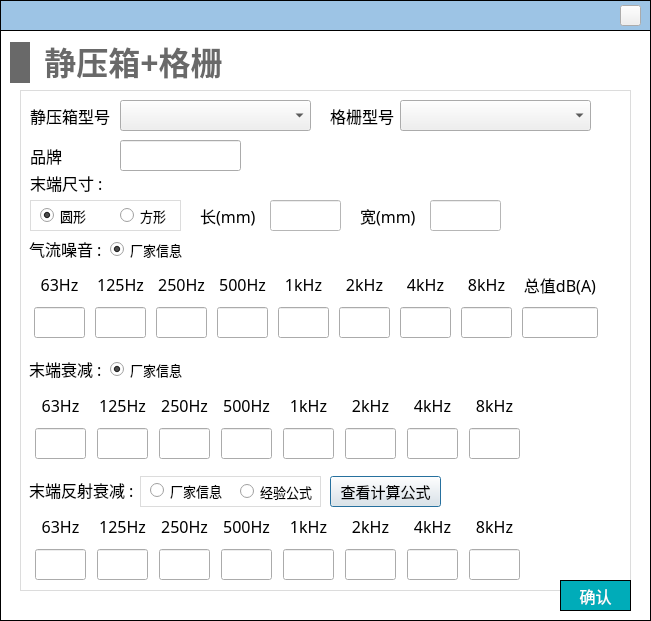
Old version of the form NoiseCalSoft/inputDialog/dialog_staticBox_grille.ui in the repository haobana/NoiCal.
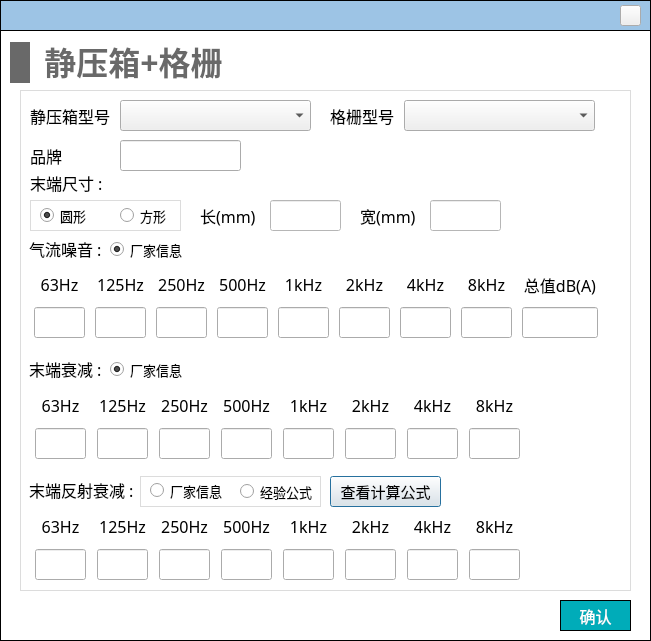
New version of the form. Icons and pictures are not drawn.

What changed in the file:
```diff
--- a/NoiseCalSoft/inputDialog/dialog_staticBox_grille.ui
+++ b/NoiseCalSoft/inputDialog/dialog_staticBox_grille.ui
@@ -7,7 +7,7 @@
     <x>0</x>
     <y>0</y>
     <width>651</width>
-    <height>621</height>
+    <height>641</height>
    </rect>
   </property>
   <property name="windowTitle">
@@ -37,7 +37,7 @@
      <x>0</x>
      <y>30</y>
      <width>651</width>
-     <height>591</height>
+     <height>611</height>
     </rect>
    </property>
    <property name="styleSheet">
@@ -2090,7 +2090,7 @@
     <widget class="QComboBox" name="comboBox_model_2">
      <property name="geometry">
       <rect>
-       <x>380</x>
+       <x>384</x>
        <y>10</y>
        <width>191</width>
        <height>31</height>
@@ -2105,7 +2105,7 @@
     <property name="geometry">
      <rect>
       <x>560</x>
-      <y>550</y>
+      <y>570</y>
       <width>71</width>
       <height>31</height>
      </rect>
```
Left out of the diff: 4 changed lines with no effect on the pictures.
